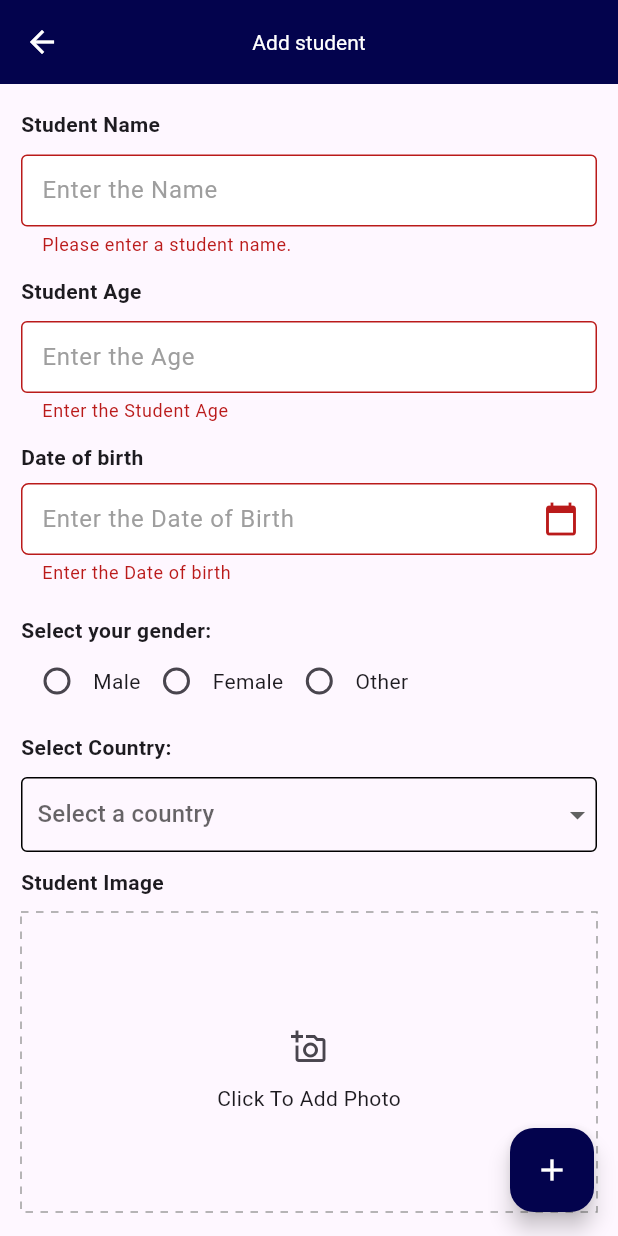
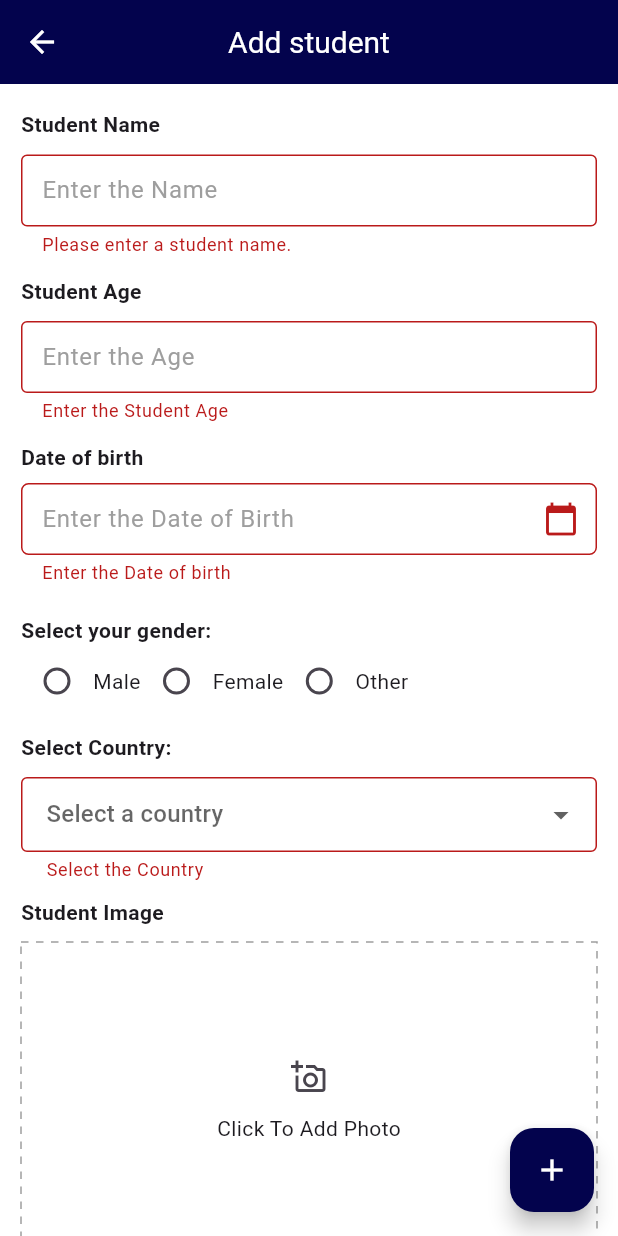
Before and after one commit to kirankamal20/student_crud_app, a Flutter app: the AddStudentView screen opened directly, after a tap on the "add" icon, on a phone screen of 412 x 824 dp. Run offline on Flutter 3.47's test engine with Material 2 defaults, Android fonts, the phone set to English and light mode, and no system bars; drawn by our look-alikes of dotted_border; our stand-ins replace cached_network_image, dio, easy_search_bar, flutter_holo_date_picker, hive_flutter, image_picker and 3 more; accounts and stored records are empty.

Commit message:
refactor : country model , add student , country dropdown

```diff
--- /dev/null
+++ b/lib/data/model/country_model.dart
@@ -0,0 +1,6 @@
+class Country {
+  final String name;
+  final String flagCode;
+
+  Country({required this.name, required this.flagCode});
+}
--- a/lib/features/add_student/presentation/add_student.dart
+++ b/lib/features/add_student/presentation/add_student.dart
@@ -255,10 +255,11 @@ class _AddStudentViewState extends State<AddStudentView> {
   Widget build(BuildContext context) {
     final screenSize = MediaQuery.of(context).size;
     return Scaffold(
+      backgroundColor: Colors.white,
       appBar: AppBar(
         title: Text(
           widget.appBarTittleName,
-          style: const TextStyle(color: Colors.white),
+          style: const TextStyle(color: Colors.white, fontSize: 20),
         ),
         centerTitle: true,
         actions: const [],
--- a/lib/features/add_student/presentation/widgets/country_dropdown.dart
+++ b/lib/features/add_student/presentation/widgets/country_dropdown.dart
@@ -1,4 +1,5 @@
 import 'package:flutter/material.dart';
+import 'package:student_crud_app/data/model/country_model.dart';
 
 class CountryPicker extends StatefulWidget {
   final Function(Country) onCountrySelected;
@@ -29,23 +30,21 @@ class _CountryPickerState extends State<CountryPicker> {
   @override
   @override
   Widget build(BuildContext context) {
-    return Container(
-      padding: const EdgeInsets.only(left: 10),
-      decoration: BoxDecoration(
-        border: Border.all(color: Colors.black),
-        borderRadius: BorderRadius.circular(4),
+    return DropdownButtonFormField<Country>(
+      autovalidateMode: AutovalidateMode.onUserInteraction,
+      decoration: const InputDecoration(
+          border: OutlineInputBorder(), contentPadding: EdgeInsets.all(13)),
+      value: _selectedCountry,
+      hint: const Text(
+        'Select a country',
       ),
-      child: DropdownButtonHideUnderline(
-        child: DropdownButton<Country>(
-          isExpanded: true,
-          value: _selectedCountry,
-          hint: const Text('Select a country'),
-          onChanged: (Country? newValue) {
+      onChanged: (newValue) {
         setState(() {
           _selectedCountry = newValue;
           widget.onCountrySelected(newValue!);
         });
       },
+      validator: (value) => value == null ? 'Select the Country' : null,
       items: countries.map<DropdownMenuItem<Country>>((Country country) {
         return DropdownMenuItem<Country>(
           value: country,
@@ -58,15 +57,6 @@ class _CountryPickerState extends State<CountryPicker> {
           ),
         );
       }).toList(),
-        ),
-      ),
     );
   }
 }
-
-class Country {
-  final String name;
-  final String flagCode;
-
-  Country({required this.name, required this.flagCode});
-}
```
Lines whose indentation alone changed are shown as unchanged.
